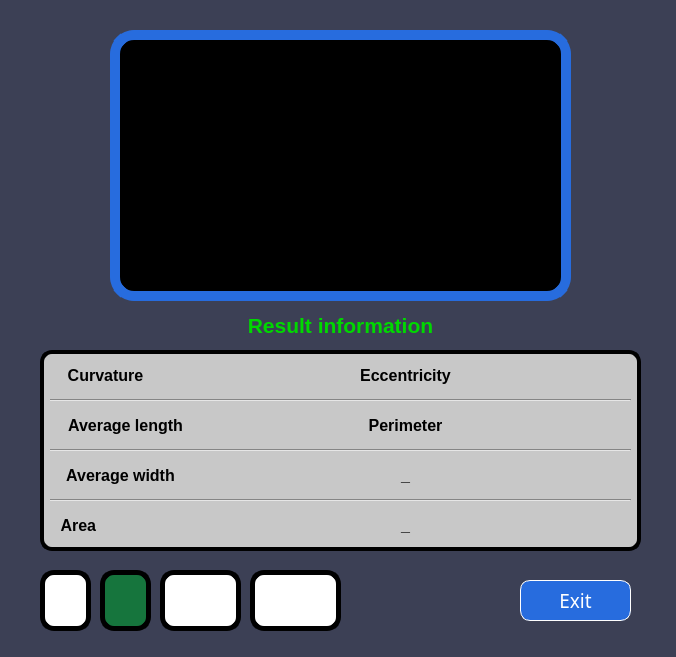
santiagoruiz-udea/HyACS, file individuals.ui: the form before one commit.
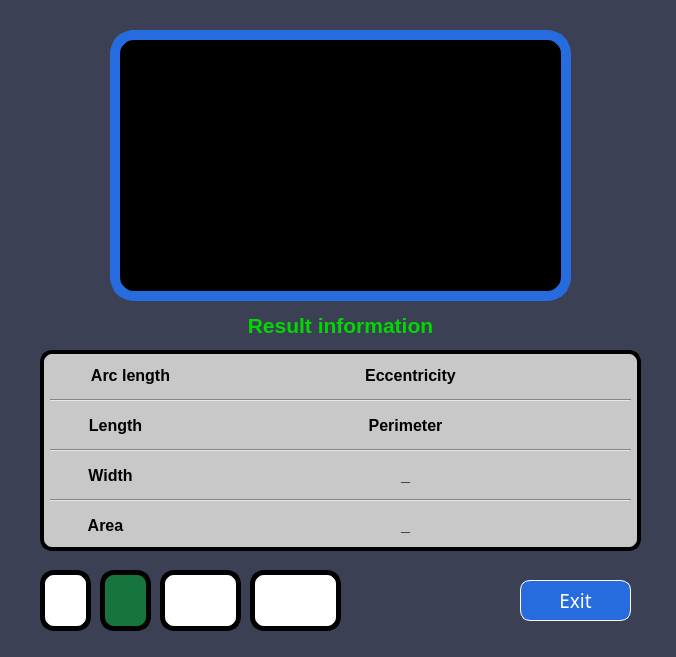
The form after the commit. Icons and pictures are not drawn.

Commit message: Curvature improvement and more information in the excel's general sheet

Patch:
```diff
--- a/individuals.ui
+++ b/individuals.ui
@@ -617,9 +617,9 @@
    <widget class="QLabel" name="label_3">
     <property name="geometry">
      <rect>
-      <x>50</x>
+      <x>70</x>
       <y>360</y>
-      <width>111</width>
+      <width>121</width>
       <height>31</height>
      </rect>
     </property>
@@ -635,7 +635,7 @@
      <enum>QFrame::Sunken</enum>
     </property>
     <property name="text">
-     <string>Curvature</string>
+     <string>Arc length</string>
     </property>
     <property name="alignment">
      <set>Qt::AlignCenter</set>
@@ -671,9 +671,9 @@
    <widget class="QLabel" name="label_4">
     <property name="geometry">
      <rect>
-      <x>50</x>
+      <x>60</x>
       <y>410</y>
-      <width>151</width>
+      <width>111</width>
       <height>31</height>
      </rect>
     </property>
@@ -689,7 +689,7 @@
      <enum>QFrame::Sunken</enum>
     </property>
     <property name="text">
-     <string>Average length</string>
+     <string>Length</string>
     </property>
     <property name="alignment">
      <set>Qt::AlignCenter</set>
@@ -743,9 +743,9 @@
    <widget class="QLabel" name="label_6">
     <property name="geometry">
      <rect>
-      <x>50</x>
+      <x>60</x>
       <y>460</y>
-      <width>141</width>
+      <width>101</width>
       <height>31</height>
      </rect>
     </property>
@@ -761,7 +761,7 @@
      <enum>QFrame::Sunken</enum>
     </property>
     <property name="text">
-     <string>Average width</string>
+     <string>Width</string>
     </property>
     <property name="alignment">
      <set>Qt::AlignCenter</set>
@@ -815,9 +815,9 @@
    <widget class="QLabel" name="label_7">
     <property name="geometry">
      <rect>
-      <x>50</x>
+      <x>60</x>
       <y>510</y>
-      <width>61</width>
+      <width>91</width>
       <height>31</height>
      </rect>
     </property>
@@ -833,7 +833,7 @@
      <enum>QFrame::Sunken</enum>
     </property>
     <property name="text">
-     <string>Area </string>
+     <string>Area</string>
     </property>
     <property name="alignment">
      <set>Qt::AlignCenter</set>
@@ -1042,9 +1042,9 @@
    <widget class="QLabel" name="label_8">
     <property name="geometry">
      <rect>
-      <x>350</x>
+      <x>360</x>
       <y>360</y>
-      <width>111</width>
+      <width>101</width>
       <height>31</height>
      </rect>
     </property>
```
The commit also changes 1 other file.
